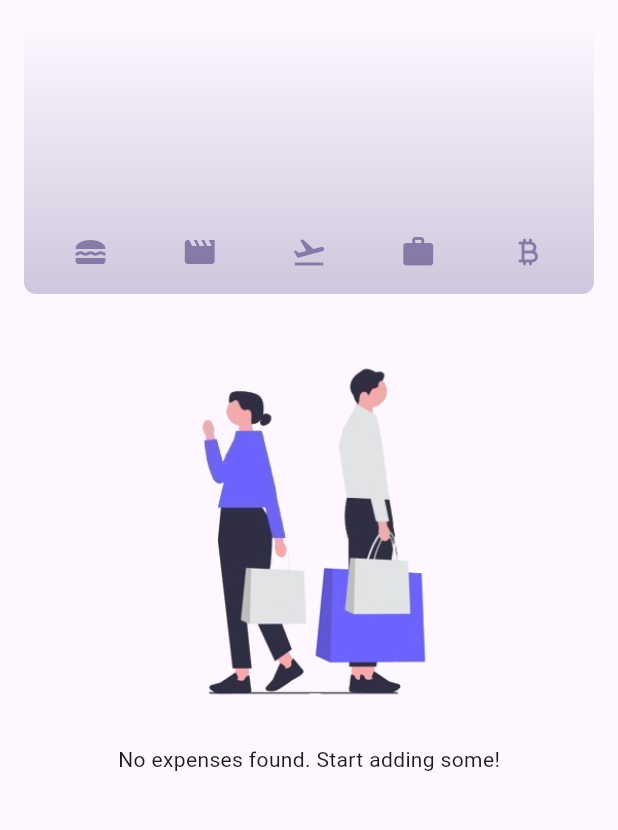
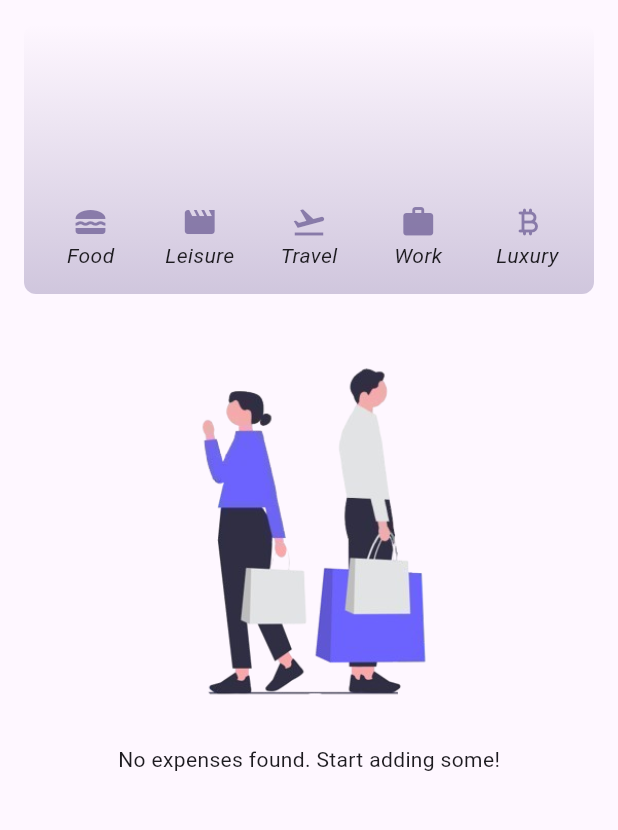
Before and after one commit to ankithkumar12/Expense_tracker, a Flutter app: the screen it shows after launch, on a phone screen of 412 x 824 dp, the part 84-914 px from its top. Run offline on Flutter 3.47's test engine with Material 3 defaults, Android fonts, the phone set to English and light mode, and no system bars; our stand-ins replace sqflite; accounts and stored records are empty.

Commit message:
Added category names in Chart BOX

```diff
--- a/lib/widgets/chart/chart.dart
+++ b/lib/widgets/chart/chart.dart
@@ -1,3 +1,4 @@
+import 'package:expense_tracker/extensions/stringExtension.dart';
 import 'package:expense_tracker/models/expense.dart';
 import 'package:expense_tracker/widgets/chart/chart_bar.dart';
 import 'package:flutter/material.dart';
@@ -74,7 +75,9 @@ class Chart extends StatelessWidget {
                   (bucket) => Expanded(
                     child: Padding(
                       padding: const EdgeInsets.symmetric(horizontal: 4),
-                      child: Icon(
+                      child: Column(
+                        children: [
+                          Icon(
                             categoryIcons[bucket.category],
                             color: isDarkMode
                                 ? Theme.of(context).colorScheme.secondary
@@ -82,6 +85,12 @@ class Chart extends StatelessWidget {
                                     .colorScheme
                                     .primary
                                     .withOpacity(0.7),
+                          ),
+                          Text(
+                            bucket.category.name.capitalize(),
+                            style: const TextStyle(fontStyle: FontStyle.italic),
+                          )
+                        ],
                       ),
                     ),
                   ),
```
Lines whose indentation alone changed are shown as unchanged.
